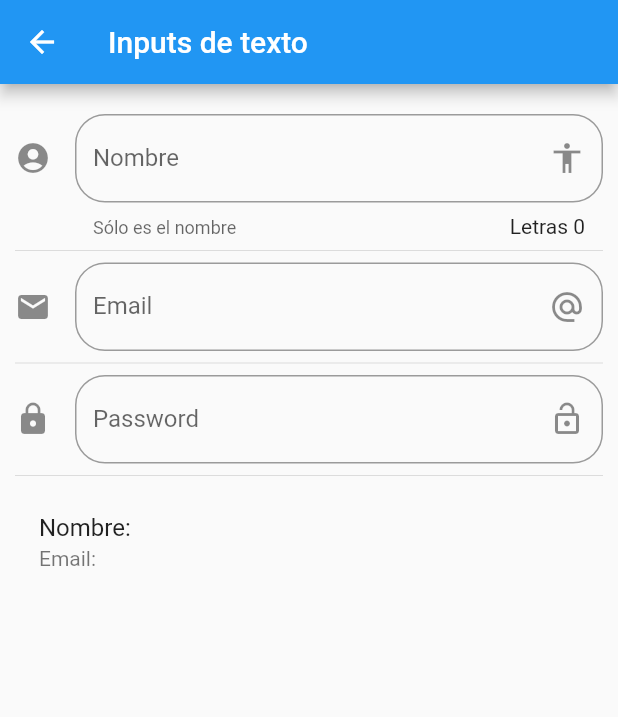
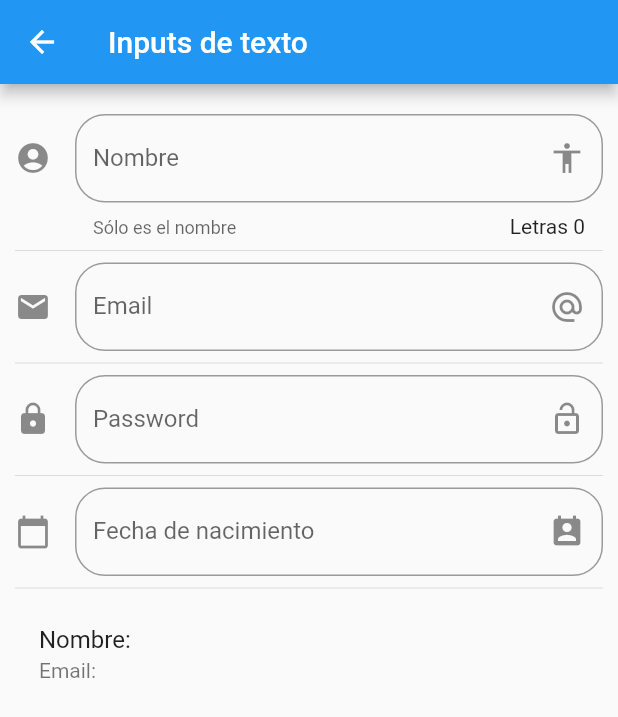
Before and after one commit to jaimetellezb/flutter-components, a Flutter app: the screen it shows after launch, after a tap on "Inputs", on a phone screen of 412 x 824 dp. Shown: the top 717 px of the screen. Run offline on Flutter 3.47's test engine with Material 2 defaults, Android fonts, the phone set to English and light mode, and no system bars; network calls fail.

```diff
--- a/lib/main.dart
+++ b/lib/main.dart
@@ -2,6 +2,7 @@
 import 'package:components/src/pages/alert_page.dart';
 import 'package:components/src/routes/routes.dart';
 import 'package:flutter/material.dart';
+import 'package:flutter_localizations/flutter_localizations.dart';
 
 void main() => runApp(MyApp());
 
@@ -12,6 +13,9 @@ class MyApp extends StatelessWidget {
     return MaterialApp(
       title: 'Componentes App',
       debugShowCheckedModeBanner: false,
+      localizationsDelegates: [
+        GlobalMaterialLocalizations.delegate,
+      ],
       // home: HomePage(),
       initialRoute: '/',
       routes: getApplicationRoutes(),
--- a/lib/src/pages/input_page.dart
+++ b/lib/src/pages/input_page.dart
@@ -8,6 +8,9 @@ class InputPage extends StatefulWidget {
 class _InputPageState extends State<InputPage> {
   String _name = '';
   String _email = '';
+  String _date = '';
+
+  TextEditingController _inputFieldDateController = new TextEditingController();
   @override
   Widget build(BuildContext context) {
     return Scaffold(
@@ -23,7 +26,9 @@ class _InputPageState extends State<InputPage> {
           Divider(),
           _createPassword(),
           Divider(),
-          _createPerson()
+          _createDate(context),
+          Divider(),
+          _createPerson(),
         ],
       ),
     );
@@ -76,7 +81,6 @@ class _InputPageState extends State<InputPage> {
   Widget _createPassword() {
     return TextField(
       obscureText: true,
-      textCapitalization: TextCapitalization.sentences,
       decoration: InputDecoration(
           border: OutlineInputBorder(borderRadius: BorderRadius.circular(20.0)),
           hintText: 'Password',
@@ -88,4 +92,38 @@ class _InputPageState extends State<InputPage> {
       },
     );
   }
+
+  Widget _createDate(BuildContext context) {
+    return TextField(
+      enableInteractiveSelection: false,
+      controller: _inputFieldDateController,
+      decoration: InputDecoration(
+          border: OutlineInputBorder(borderRadius: BorderRadius.circular(20.0)),
+          hintText: 'Fecha de nacimiento',
+          labelText: 'Fecha de nacimiento',
+          suffixIcon: Icon(Icons.perm_contact_calendar),
+          icon: Icon(Icons.calendar_today)),
+      onTap: () {
+        FocusScope.of(context).requestFocus(new FocusNode());
+        _selectDate(context);
+      },
+    );
+  }
+
+  _selectDate(BuildContext context) async {
+    DateTime picked = await showDatePicker(
+        context: context,
+        initialDate: new DateTime.now(),
+        firstDate: new DateTime(2018),
+        lastDate: new DateTime(2025),
+        locale: Locale('es', 'ES')
+    );
+
+    if (picked != null) {
+      setState(() {
+        _date = picked.toString();
+        _inputFieldDateController.text = _date;
+      });
+    }
+  }
 }
--- a/pubspec.yaml
+++ b/pubspec.yaml
@@ -22,6 +22,9 @@ environment:
 
 dependencies:
   flutter:
+    sdk: flutter
+
+  flutter_localizations:
     sdk: flutter
 
   # The following adds the Cupertino Icons font to your application.
```
Also changed, not shown: pubspec.lock.
